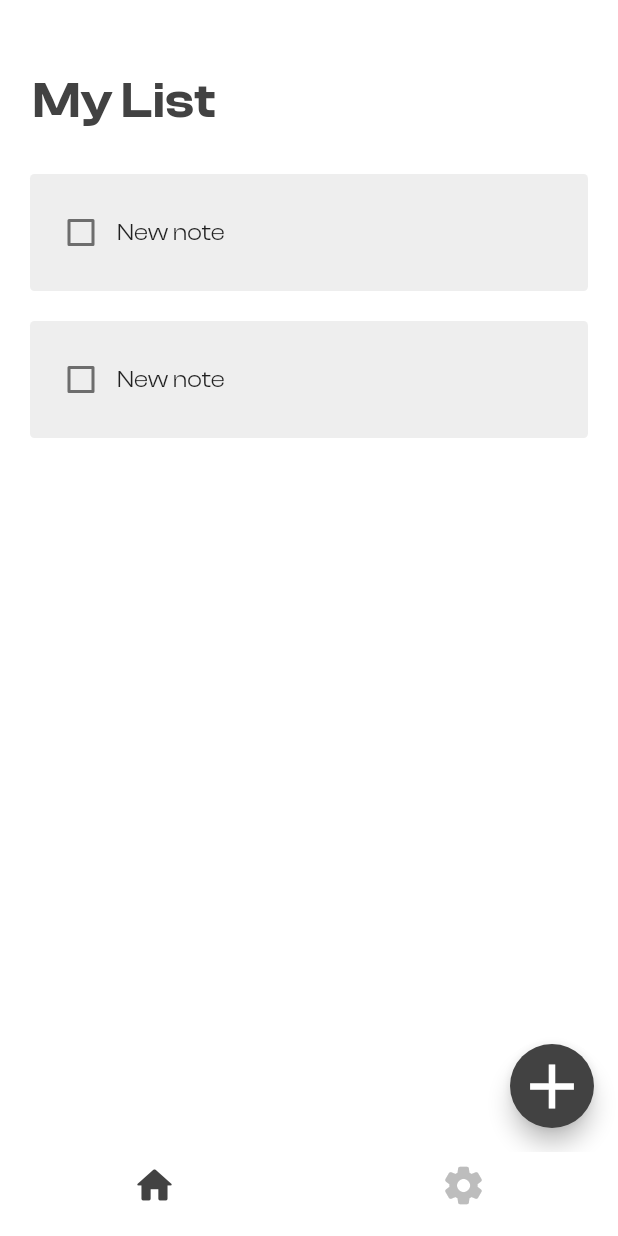
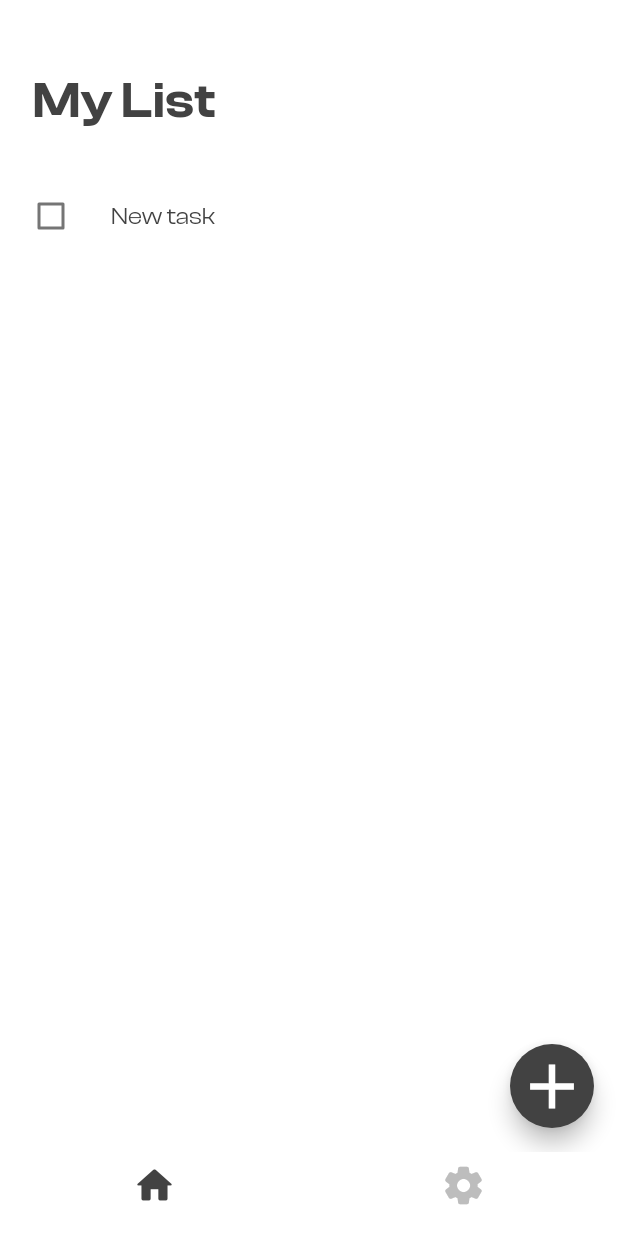
Before and after one commit to pozadkey/todoskido, a Flutter app: the screen it shows after launch, on a phone screen of 412 x 824 dp. Run offline on Flutter 3.47's test engine with Material 2 defaults, Android fonts, the phone set to English and light mode, and no system bars; drawn by our look-alikes of flutter_slidable; our stand-ins replace flutter_riverpod, hive, hive_flutter, hooks_riverpod; accounts and stored records are empty.

Commit message:
add riverpod, hive database and customizations

```diff
--- a/lib/components/todo_tile.dart
+++ b/lib/components/todo_tile.dart
@@ -21,8 +21,8 @@
   Widget build(BuildContext context) {
     return Padding(
       padding: const EdgeInsets.only(
-        left: 20,
-        right: 20,
+        left: 10,
+        right: 10,
         top: 20,
       ),
       child: Slidable(
@@ -37,24 +37,22 @@
               )
             ],
           ),
-        child: Container(
-          padding: const EdgeInsets.symmetric(horizontal: 10, vertical: 15),
-          decoration: BoxDecoration(
-            color: ListTileColor.bgColor,
+          child: ListTile(
+            contentPadding:
+                const EdgeInsets.symmetric(horizontal: 0, vertical: 0),
+            tileColor: ListTileColor.bgColor,
+            shape: RoundedRectangleBorder(
               borderRadius: BorderRadius.circular(3),
             ),
-          child: Row(
-            children: [
-              // Checkbox
-              Checkbox(
+            leading: Checkbox(
               value: taskCompleted,
               onChanged: onChanged,
-                  activeColor: ListTileColor.checkBoxColor),
-
-              // Task name
-              Text(
+              activeColor: ListTileColor.checkBoxColor,
+            ),
+            title: Text(
               taskName,
               style: TextStyle(
+                color: Theme.of(context).textTheme.displaySmall!.color,
                 fontFamily: 'ClashDisplay',
                 fontWeight:
                     Theme.of(context).textTheme.displaySmall!.fontWeight,
@@ -64,10 +62,7 @@
                     : TextDecoration.none,
               ),
             ),
-            ],
-          ),
-        ),
-      ),
+          )),
     );
   }
 }
--- /dev/null
+++ b/lib/data/db.dart
@@ -0,0 +1,26 @@
+import 'package:hive/hive.dart';
+
+class SkidoDb {
+  // Use box
+  final _skidoBox = Hive.box('skidobox');
+
+  // Create list
+  List toDoList = [];
+
+  //  Display data when  launching app for the first time
+  void launchData() {
+    toDoList = [
+      ['New task', false]
+    ];
+  }
+
+  // Load the data from database
+  void loadData() {
+    toDoList = _skidoBox.get('SKIDOLIST');
+  }
+
+  // Update the database
+  void updateDataBase() {
+    _skidoBox.put('SKIDOLIST', toDoList);
+  }
+}
--- a/lib/main.dart
+++ b/lib/main.dart
@@ -1,25 +1,32 @@
 import 'package:flutter/material.dart';
 import 'package:flutter_riverpod/flutter_riverpod.dart';
+import 'package:hive_flutter/hive_flutter.dart';
+import 'package:todoskido/screens/splash_screen.dart';
 import 'package:todoskido/themes/dark_theme.dart';
 import 'package:todoskido/themes/light_theme.dart';
 
-import 'components/navigation/bottom_nav.dart';
+import 'providers/theme_provider.dart';
 
 void main() async {
   WidgetsFlutterBinding.ensureInitialized();
-
+  // Init Hive
+  await Hive.initFlutter();
+  // Open a box
+  await Hive.openBox('skidobox');
   runApp(const ProviderScope(child: MyApp()));
 }
 
-class MyApp extends StatelessWidget {
+class MyApp extends ConsumerWidget {
   const MyApp({super.key});
 
   @override
-  Widget build(BuildContext context) {
+  Widget build(BuildContext context, WidgetRef ref) {
+    final themeSwitch = ref.watch(themeModeProvider);
     return MaterialApp(
         debugShowCheckedModeBanner: false,
         theme: lightTheme,
         darkTheme: darkTheme,
-        home: const BottomNav());
+        themeMode: themeSwitch,
+        home: const SplashScreen());
   }
 }
--- /dev/null
+++ b/lib/providers/theme_provider.dart
@@ -0,0 +1,6 @@
+import 'package:flutter/material.dart';
+import 'package:hooks_riverpod/hooks_riverpod.dart';
+
+final themeModeProvider = StateProvider<ThemeMode>((ref) {
+  return ThemeMode.light;
+});
--- a/lib/screens/homescreen.dart
+++ b/lib/screens/homescreen.dart
@@ -1,6 +1,8 @@
 import 'package:flutter/cupertino.dart';
 import 'package:flutter/material.dart';
+import 'package:hive/hive.dart';
 import 'package:todoskido/components/todo_tile.dart';
+import 'package:todoskido/data/db.dart';
 import 'package:todoskido/themes/light_theme.dart';
 
 import '../components/dialog_box.dart';
@@ -13,26 +15,61 @@
 }
 
 class _HomeScreenState extends State<HomeScreen> {
+  @override
+  void initState() {
+    // If launching app for first time, create this data
+    if (_skidobox.get('SKIDOLIST') == null) {
+      db.launchData();
+    } else {
+      // Load if there's existing  data
+      db.loadData();
+    }
+
+    super.initState();
+  }
+
+  // Use the box
+  final _skidobox = Hive.box('skidobox');
+  SkidoDb db = SkidoDb();
+
   final _textController = TextEditingController();
 
-  List toDoList = [
-    ['New note', false],
-    ['New note', false]
-  ];
+// Mark checkBox
+  void checkBoxChanged(bool? value, int index) {
+    setState(() {
+      // Store the item that needs to be moved
+      final changedItem = db.toDoList[index];
 
-// Mark checkBox
-  void checkBoxChange(bool? value, int index) {
-    setState(() {
-      toDoList[index][1] = !toDoList[index][1];
+      // Remove the item from its current position
+      db.toDoList.removeAt(index);
+
+      // Add the item to the end of the list with the updated checkbox value
+      changedItem[1] = !changedItem[1];
+      db.toDoList.add(changedItem);
     });
+
+    db.updateDataBase();
   }
 
   // Save new task
   void saveNewTask() {
+    final newTask = [_textController.text, false];
+
+    // Check if there are marked tasks and place them at the top
+    final markedTasks = db.toDoList.where((task) => task[1] == true).toList();
+    final unmarkedTasks =
+        db.toDoList.where((task) => task[1] == false).toList();
+
+    // Add the new task to the top of the unmarked tasks
+    final updatedToDoList = [newTask, ...unmarkedTasks, ...markedTasks];
+
     setState(() {
-      toDoList.add([_textController.text, false]);
+      db.toDoList = updatedToDoList;
+      _textController.clear();
     });
+
     Navigator.of(context).pop();
+    db.updateDataBase();
   }
 
   // Create a new task
@@ -52,8 +89,9 @@
   // Delete task
   void deleteTask(int index) {
     setState(() {
-      toDoList.removeAt(index);
+      db.toDoList.removeAt(index);
     });
+    db.updateDataBase();
   }
 
   @override
@@ -75,20 +113,24 @@
                         automaticallyImplyLeading: false,
                       )
                     ],
-              body: ListView.builder(
+                body: ListView.separated(
                   padding: const EdgeInsets.all(0),
-                itemCount: toDoList.length,
+                  itemCount: db.toDoList.length,
                   shrinkWrap: true,
                   itemBuilder: (context, index) {
                     return ToDoTile(
-                    taskName: toDoList[index][0],
-                    taskCompleted: toDoList[index][1],
-                    onChanged: (value) => checkBoxChange(value, index),
+                      taskName: db.toDoList[index][0],
+                      taskCompleted: db.toDoList[index][1],
+                      onChanged: (value) => checkBoxChanged(value, index),
                       deleteFunction: (context) => deleteTask(index),
                     );
                   },
-              ),
-            )),
+                  separatorBuilder: (context, index) {
+                    return Divider(
+                        color: Colors.grey[
+                            400]); // You can customize the separator here.
+                  },
+                ))),
         floatingActionButton: FloatingActionButton(
           backgroundColor: ListTileColor.checkBoxColor,
           onPressed: createNewTask,
--- a/lib/themes/dark_theme.dart
+++ b/lib/themes/dark_theme.dart
@@ -34,22 +34,6 @@
         fontFamily: 'ClashDisplay',
         fontWeight: FontWeight.w500,
         letterSpacing: 0.2),
-// Header text style mobile
-    headlineMedium: TextStyle(
-        fontSize: 58,
-        color: Color.fromRGBO(255, 255, 255, 1),
-        fontFamily: 'ClashDisplay',
-        fontWeight: FontWeight.w500,
-        letterSpacing: 0.2),
-
-    // Medium text style
-    displayMedium: TextStyle(
-        fontSize: 20,
-        color: Color.fromARGB(255, 239, 239, 239),
-        fontFamily: 'SpaceGrotesk',
-        fontWeight: FontWeight.w400,
-        height: 1.5,
-        letterSpacing: 0.2),
 
     // default text style
     displaySmall: TextStyle(
@@ -59,26 +43,37 @@
         fontWeight: FontWeight.w400,
         height: 1.5,
         letterSpacing: 0.2),
-
-    titleSmall: TextStyle(
-        fontSize: 14,
-        color: Colors.white,
-        fontFamily: 'SpaceGrotesk',
-        fontWeight: FontWeight.w400,
-        height: 1.5,
-        letterSpacing: 0.2),
-
-    titleMedium: TextStyle(
-        fontSize: 32,
-        color: Color.fromRGBO(255, 255, 255, 1),
-        fontFamily: 'ClashDisplay',
-        fontWeight: FontWeight.w500,
-        letterSpacing: 0.2),
   ),
 );
 
 // ListTile Colors
 class ListTileColor {
-  static Color bgColor = Colors.black;  // Background Color
+  static Color bgColor = Colors.black; // Background Color
   static Color checkBoxColor = Colors.white; // CheckBox Color
 }
+
+// DialogBox Colors
+class DialogBoxColor {
+  static Color bgColor = Colors.grey[600]!; // Background Color
+  static Color checkBoxColor = Colors.grey[800]!; // Background Color
+}
+
+// TextField Colors
+class TextFieldColor {
+  static Color filledColor =
+      const Color.fromARGB(255, 255, 255, 255); // Filled Color
+  static Color hintTextColor = Colors.grey[400]!; // hint Color
+  static Color inputTextColor = Colors.grey[800]!; // hint Color
+}
+
+// Primary Button Colors
+class PrimaryButtonColors {
+  static Color bgColor = Colors.grey[800]!; // Background color
+  static Color textColor = Colors.white; // Text color
+}
+
+// Alert Box Colors
+class AlertBoxColors {
+  static Color bgColor =
+      const Color.fromARGB(255, 32, 32, 32); // Background color
+}
--- a/lib/themes/light_theme.dart
+++ b/lib/themes/light_theme.dart
@@ -33,22 +33,6 @@
         fontFamily: 'ClashDisplay',
         fontWeight: FontWeight.w600,
         letterSpacing: 0.2),
-// Header text style mobile
-    headlineMedium: const TextStyle(
-        fontSize: 58,
-        color: Color.fromRGBO(255, 255, 255, 1),
-        fontFamily: 'ClashDisplay',
-        fontWeight: FontWeight.w500,
-        letterSpacing: 0.2),
-
-    // Medium text style
-    displayMedium: const TextStyle(
-        fontSize: 20,
-        color: Color.fromARGB(255, 239, 239, 239),
-        fontFamily: 'SpaceGrotesk',
-        fontWeight: FontWeight.w400,
-        height: 1.5,
-        letterSpacing: 0.2),
 
     // default text style
     displaySmall: TextStyle(
@@ -57,21 +41,6 @@
         fontFamily: 'ClashDisplay',
         fontWeight: FontWeight.w400,
         height: 1.5,
-        letterSpacing: 0.2),
-
-    titleSmall: const TextStyle(
-        fontSize: 14,
-        color: Colors.white,
-        fontFamily: 'SpaceGrotesk',
-        fontWeight: FontWeight.w400,
-        height: 1.5,
-        letterSpacing: 0.2),
-
-    titleMedium: const TextStyle(
-        fontSize: 32,
-        color: Color.fromRGBO(255, 255, 255, 1),
-        fontFamily: 'ClashDisplay',
-        fontWeight: FontWeight.w500,
         letterSpacing: 0.2),
   ),
 );
@@ -93,7 +62,7 @@
   static Color filledColor =
       const Color.fromARGB(255, 255, 255, 255); // Filled Color
   static Color hintTextColor = Colors.grey[400]!; // hint Color
-   static Color inputTextColor = Colors.grey[800]!; // hint Color
+  static Color inputTextColor = Colors.grey[800]!; // hint Color
 }
 
 // Primary Button Colors
```
Also changed, not shown: lib/components/dialog_box.dart (+6 -2 lines), lib/components/list_tile.dart (+8 -6 lines), lib/components/primary_button.dart (+4 -8 lines), lib/screens/settings_screen.dart (+39 -37 lines), lib/screens/splash_screen.dart (added, +52 -0 lines), pubspec.yaml (+7 -3 lines), assets/images/logo.png (added), pubspec.lock, 5 other files. Lines whose indentation alone changed are shown as unchanged.
